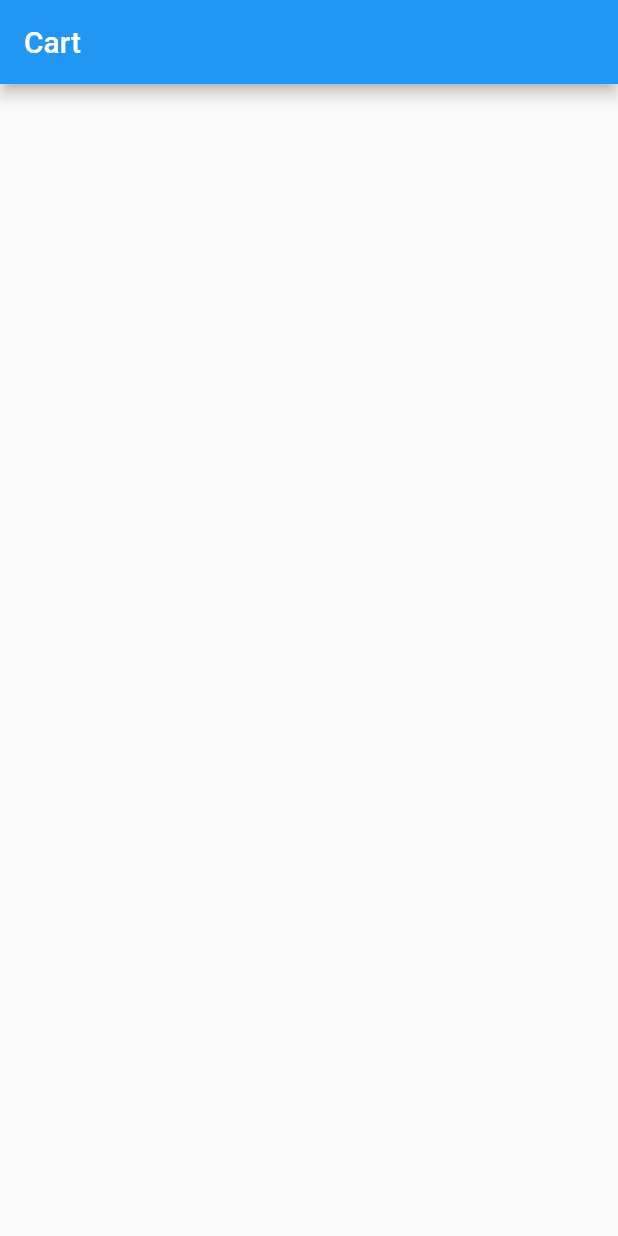
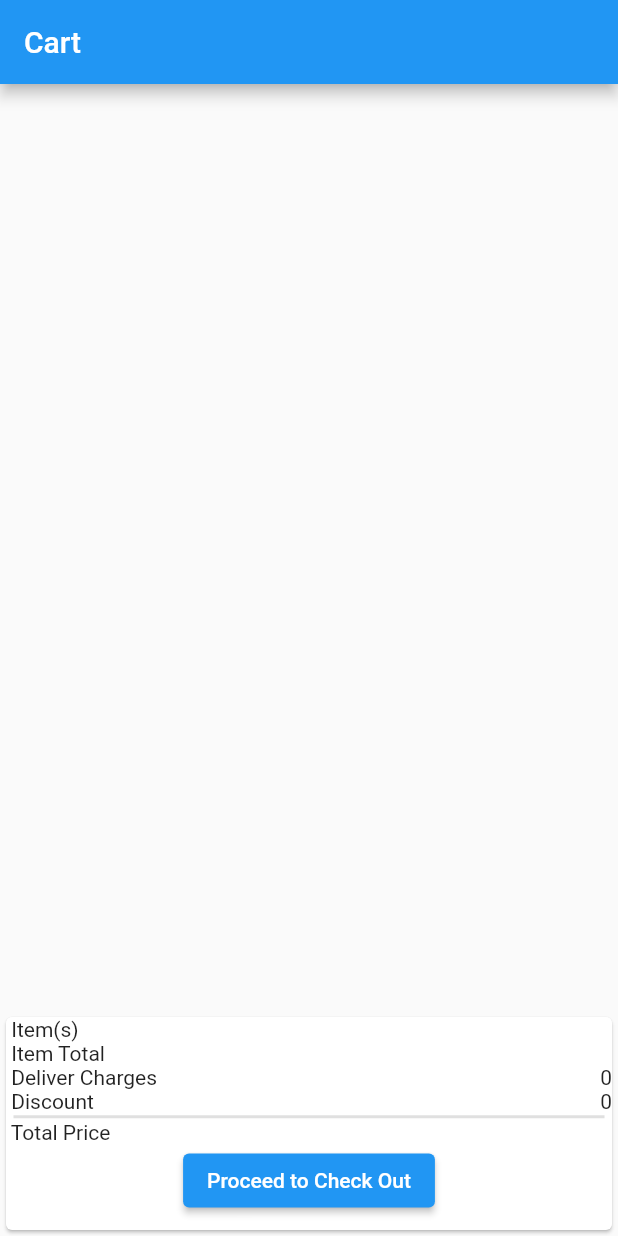
Before and after one commit to atiquerahman780/productdetail-master, a Flutter app: the screen it shows after launch, after a tap on the "add" icon, after a tap on the "remove" icon, after a tap on the "shopping cart" icon, on a phone screen of 412 x 824 dp. Run offline on Flutter 3.47's test engine with Material 2 defaults, Android fonts, the phone set to English and light mode, and no system bars; our stand-ins replace badges, carousel_slider, sqflite; accounts and stored records are empty; network calls fail.

Commit message:
08 oct 2021

```diff
--- a/lib/cart.dart
+++ b/lib/cart.dart
@@ -1,5 +1,6 @@
 import 'package:flutter/material.dart';
 
+import 'checkout.dart';
 import 'localStorage/Category_Services.dart';
 import 'localStorage/category1.dart';
 class cart extends StatefulWidget {
@@ -10,6 +11,29 @@ class cart extends StatefulWidget {
 }
 
 class _cartState extends State<cart> {
+
+
+  //int sum=0;
+
+
+
+
+   // _pategorylist= as List;
+
+   // print("sum="+sum.toString());
+    //assignlistvaluefunction();
+
+
+
+
+
+
+
+
+
+
+
+
   var pategory;
   var _petagory=Petagory();
   var _PetagoryServices=PetagoryServices();
@@ -25,11 +49,13 @@ class _cartState extends State<cart> {
             setState(() {
               print("size"+_pategorylist.length.toString());
               _pategorylist.removeAt(index);
-
+              //u.r=_pategorylist.length.toString();
               print("size"+_pategorylist.length.toString());
               _pategorylist = _pategorylist;
+
               print("pategory"+index.toString());
               Navigator.pop(p);
+              getAllPategory();
 
 
 
@@ -46,7 +72,7 @@ class _cartState extends State<cart> {
   }
 
 
-  _editFormDialog(BuildContext context){
+  /*_editFormDialog(BuildContext context){
     return showDialog(context: context,barrierDismissible: true, builder: (pragma) {
       return SingleChildScrollView(
         child: AlertDialog(
@@ -92,18 +118,23 @@ class _cartState extends State<cart> {
         ),
       );
     },);
-  }
+  }*/
 
   @override
   void initState(){
     super.initState();
     getAllPategory();
+
   }
   getAllPategory() async{
+    int sum =0;
     _pategorylist =<Petagory>[];
+   // u.r=_pategorylist.length.toString();
+   // print("size"+u.r);
     var categories=await _petagoryServices.readCategories();
     categories.forEach((petagory){
       setState(() {
+
         var petagoryModel1=Petagory();
         petagoryModel1.image=petagory['image'];
         petagoryModel1.name=petagory['name'];
@@ -113,6 +144,19 @@ class _cartState extends State<cart> {
 
         petagoryModel1.id=petagory['id'];
         _pategorylist.add(petagoryModel1);
+        u.r=_pategorylist.length.toString();
+        print("size"+u.r);
+        print(petagoryModel1.price);
+
+
+
+          int a=int.parse(petagoryModel1.price);
+
+           sum=sum+a;
+
+
+        print("sum="+sum.toString());
+        i.m=sum.toString();
       });
     });
   }
@@ -121,32 +165,10 @@ class _cartState extends State<cart> {
     pategory= await _petagoryServices.readCategoriesById(pategoryId);
     setState(() {
      // _editpategoryquantitycontroler.text=pategory[0]['quantity']??'No Name';
-
     });
-    _editFormDialog(context);
+   // _editFormDialog(context);
   }
-
   var _petagoryServices=PetagoryServices();
-
-
-
-
-
-
-
-  void _incrementCounter() {
-    setState(() {
-      int.parse(staticquantity.quantity)+1;
-    });
-  }
-
-  void _decrementCounter() {
-    setState(() {
-      if (int.parse(staticquantity.quantity) > 1) {
-        int.parse(staticquantity.quantity)-1;
-      }
-    });
-  }
   @override
   Widget build(BuildContext context) {
     return MaterialApp(
@@ -157,8 +179,8 @@ class _cartState extends State<cart> {
           body: Container(
               child:Column(
                 children: [
-                  Container(
-                    height: 510,
+                  Expanded(
+
                     child:
                     Center(
                       child: ListView.builder(
@@ -186,9 +208,35 @@ class _cartState extends State<cart> {
                                                 child: Row(
                                                   children: [
                                                     InkWell(
-                                                        onTap: () {
-                                                          _editPategory(context, _pategorylist[index].id);
-                                                        },
+                                                        onTap: () async{
+                                                         // _editPategory(context, _pategorylist[index].id);
+                                                          int qu=int.parse(_pategorylist[index].quantity);
+                                                          if (qu > 1) {
+                                                            qu--;
+                                                          }
+
+
+                                                            print("ooooo"+qu.toString());
+                                                            _petagory.id=_pategorylist[index].id;
+                                                            _petagory.quantity=qu.toString();
+                                                            int updateprice= qu*400;
+                                                            String price=updateprice.toString();
+                                                            _petagory.name="atique";
+                                                            _petagory.size="large size unit";
+                                                            _petagory.price=price;
+                                                            _petagory.image="https://picsum.photos/seed/picsum/200/300";
+                                                            print(_editpategoryquantitycontroler.text);
+
+                                                            var result  = await _petagoryServices.updatePetagory(_petagory);
+                                                            setState(() {
+
+
+                                                              getAllPategory();
+
+                                                              print(result);
+                                                            });
+
+                                                          },
                                                         child: Icon(
                                                           Icons.remove,
                                                           color: Colors.white,
@@ -279,6 +327,97 @@ class _cartState extends State<cart> {
                     ),
                   ),
 
+                  Container(
+                    height: 150,
+                    child: Card(
+                      child: Column(
+                        children: [
+                          Row(
+                            children: [
+                              Align(
+                                  alignment: Alignment.topLeft,
+                                  child: Text(" Item(s)")
+                              ),
+                              Expanded(child: SizedBox()),
+                              Align(
+                                  alignment: Alignment.topRight,
+                                  child:Text(u.r)
+                              ),
+                            ],
+                          ),
+                          Row(
+                            children: [
+                              Align(
+                                  alignment: Alignment.topLeft,
+                                  child: Text(" Item Total")
+                              ),
+                              Expanded(child: SizedBox()),
+                              Align(
+                                  alignment: Alignment.topRight,
+                                  child:Text(i.m)
+                              ),
+
+                            ],
+                          ),
+
+                          Row(
+
+                            children: [
+
+                              Align(
+                                  alignment: Alignment.topLeft,
+                                  child: Text(" Deliver Charges")
+                              ),
+                              Expanded(child: SizedBox()),
+                              Align(
+                                  alignment: Alignment.topRight,
+                                  child:Text("0")
+                              ),
+                            ],
+                          ),
+                          Row(
+                            children: [
+                              Align(
+                                  alignment: Alignment.topLeft,
+                                  child: Text(" Discount")
+                              ),
+                              Expanded(child: SizedBox()),
+                              Align(
+                                  alignment: Alignment.topRight,
+                                  child:Text("0")
+                              ),
+                            ],
+                          ),
+                          const Divider(
+                            height: 5,
+                            thickness: 2,
+                            indent: 5,
+                            endIndent: 5,
+                          ),
+                          Row(
+                            children: [
+                              Align(
+                                  alignment: Alignment.topLeft,
+                                  child: Text(" Total Price")
+                              ),
+                              Expanded(child: SizedBox()),
+                              Align(
+                                  alignment: Alignment.topRight,
+                                  child:Text(i.m)
+                              ),
+                            ],
+                          ),
+                          ElevatedButton(onPressed: (){
+                            Navigator.push(
+                              context,
+                              MaterialPageRoute(builder: (context) => checkout()),
+                            );
+                          }, child: Text("Proceed to Check Out"))
+                        ],
+                      ),
+                    ),
+                  )
+
                 ],
               )
           )
@@ -292,3 +431,9 @@ class _cartState extends State<cart> {
 class staticquantity{
   static String quantity='';
 }
+class u{
+  static String r='';
+}
+class i{
+  static String m ='';
+}
--- a/pubspec.yaml
+++ b/pubspec.yaml
@@ -32,6 +32,7 @@ dependencies:
   carousel_slider: ^4.0.0
   sqflite: ^2.0.0+4
   path_provider: ^2.0.3
+  shared_preferences: ^2.0.7
   path: ^1.8.0
 
 dev_dependencies:
```
Also changed, not shown: pubspec.lock.
